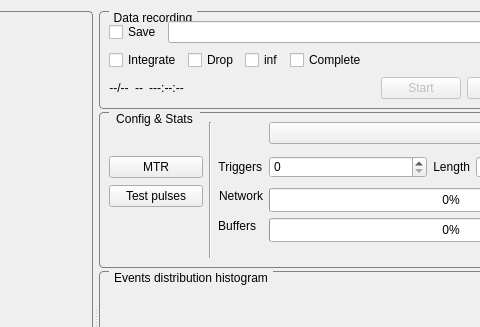
Above: SpidrMpx3Eq/qcstmglvisualization.ui from navrit/dexter before the change; both pictures show x 595 to 1075 and y 0 to 327 of the 1249 by 634 pixel window. Below: the same form after it.
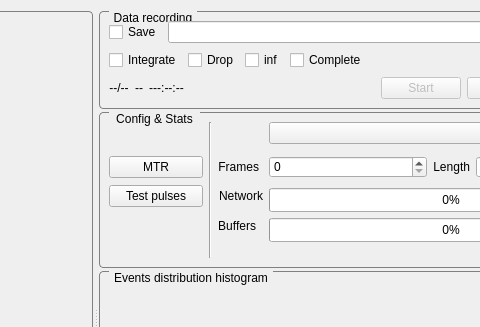
That is the form after the change. Custom widgets are drawn as their Qt base class.

Patch:
```diff
--- a/SpidrMpx3Eq/qcstmglvisualization.ui
+++ b/SpidrMpx3Eq/qcstmglvisualization.ui
@@ -475,7 +475,7 @@
                </sizepolicy>
               </property>
               <property name="text">
-               <string>Triggers</string>
+               <string>Frames</string>
               </property>
               <property name="alignment">
                <set>Qt::AlignRight|Qt::AlignTrailing|Qt::AlignVCenter</set>
```
Left out of the diff: 3 changed lines with no effect on the pictures.
